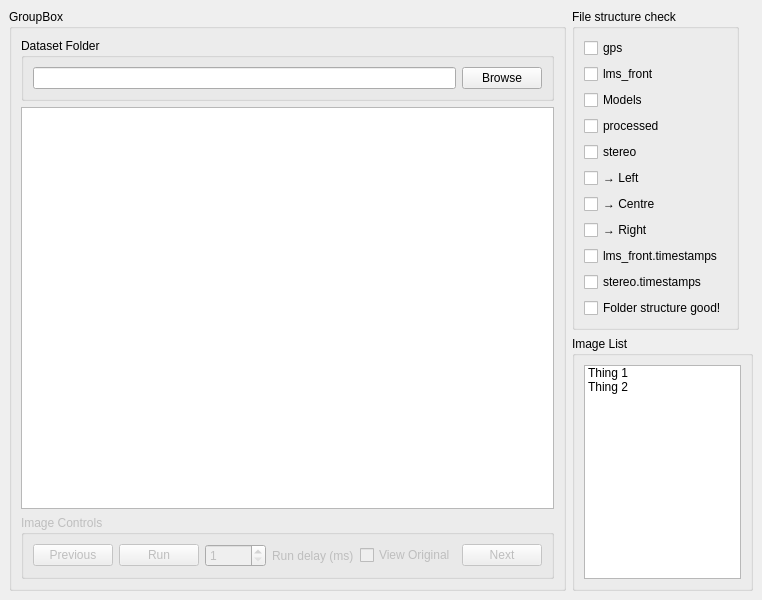
The window that gui.ui (Flawededge/LaneDetection) describes before a commit, drawn with Qt 5.
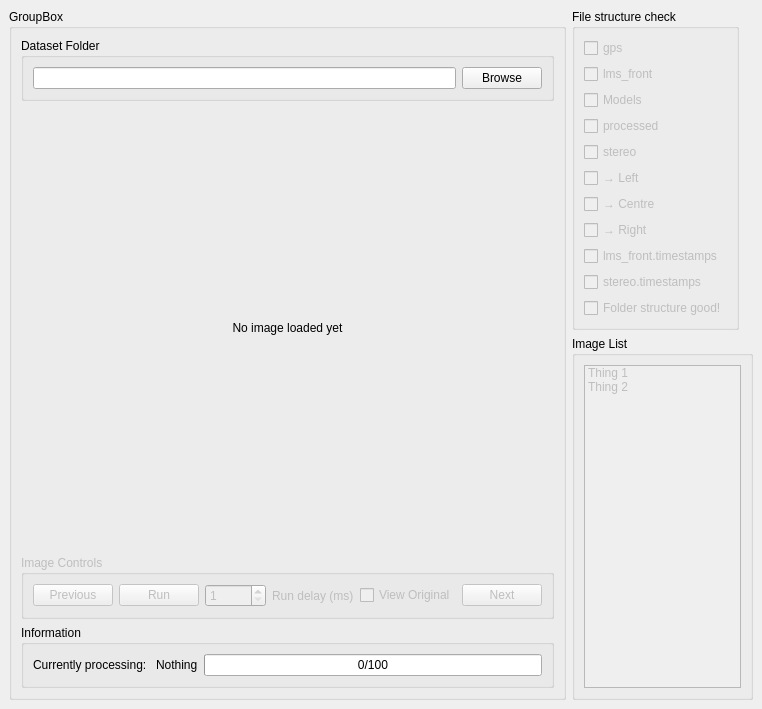
The same window after the commit.

Commit message: GUI basic functions are mainly done. Working on loading images in a multithreaded way

What changed in the file:
```diff
--- a/gui.ui
+++ b/gui.ui
@@ -7,7 +7,7 @@
     <x>0</x>
     <y>0</y>
     <width>762</width>
-    <height>600</height>
+    <height>709</height>
    </rect>
   </property>
   <property name="windowTitle">
@@ -55,7 +55,20 @@
           </widget>
          </item>
          <item>
-          <widget class="QGraphicsView" name="g_imageView"/>
+          <widget class="QLabel" name="imageDisp">
+           <property name="sizePolicy">
+            <sizepolicy hsizetype="Preferred" vsizetype="Expanding">
+             <horstretch>0</horstretch>
+             <verstretch>0</verstretch>
+            </sizepolicy>
+           </property>
+           <property name="text">
+            <string>No image loaded yet</string>
+           </property>
+           <property name="alignment">
+            <set>Qt::AlignCenter</set>
+           </property>
+          </widget>
          </item>
          <item>
           <widget class="QGroupBox" name="imageControls">
@@ -117,6 +130,60 @@
            </layout>
           </widget>
          </item>
+         <item>
+          <widget class="QGroupBox" name="groupBox_3">
+           <property name="sizePolicy">
+            <sizepolicy hsizetype="Preferred" vsizetype="Minimum">
+             <horstretch>0</horstretch>
+             <verstretch>0</verstretch>
+            </sizepolicy>
+           </property>
+           <property name="title">
+            <string>Information</string>
+           </property>
+           <layout class="QHBoxLayout" name="horizontalLayout_5">
+            <item>
+             <widget class="QLabel" name="label_2">
+              <property name="text">
+               <string>Currently processing: </string>
+              </property>
+             </widget>
+            </item>
+            <item>
+             <widget class="QLabel" name="Status">
+              <property name="text">
+               <string>Nothing</string>
+              </property>
+             </widget>
+            </item>
+            <item>
+             <widget class="QProgressBar" name="progressBar">
+              <property name="sizePolicy">
+               <sizepolicy hsizetype="Expanding" vsizetype="Fixed">
+                <horstretch>0</horstretch>
+                <verstretch>0</verstretch>
+               </sizepolicy>
+              </property>
+              <property name="minimumSize">
+               <size>
+                <width>0</width>
+                <height>0</height>
+               </size>
+              </property>
+              <property name="maximum">
+               <number>100</number>
+              </property>
+              <property name="value">
+               <number>0</number>
+              </property>
+              <property name="format">
+               <string>%p/%m</string>
+              </property>
+             </widget>
+            </item>
+           </layout>
+          </widget>
+         </item>
         </layout>
        </widget>
       </item>
@@ -139,7 +206,7 @@
          <item>
           <widget class="QCheckBox" name="g_f_gps">
            <property name="enabled">
-            <bool>true</bool>
+            <bool>false</bool>
            </property>
            <property name="sizePolicy">
             <sizepolicy hsizetype="Maximum" vsizetype="Fixed">
@@ -151,6 +218,9 @@
             <string>gps</string>
            </property>
            <property name="checkable">
+            <bool>true</bool>
+           </property>
+           <property name="tristate">
             <bool>false</bool>
            </property>
           </widget>
@@ -158,7 +228,7 @@
          <item>
           <widget class="QCheckBox" name="g_f_lms_front">
            <property name="enabled">
-            <bool>true</bool>
+            <bool>false</bool>
            </property>
            <property name="sizePolicy">
             <sizepolicy hsizetype="Maximum" vsizetype="Fixed">
@@ -170,6 +240,9 @@
             <string>lms_front</string>
            </property>
            <property name="checkable">
+            <bool>true</bool>
+           </property>
+           <property name="tristate">
             <bool>false</bool>
            </property>
           </widget>
@@ -177,7 +250,7 @@
          <item>
           <widget class="QCheckBox" name="g_f_models">
            <property name="enabled">
-            <bool>true</bool>
+            <bool>false</bool>
            </property>
            <property name="sizePolicy">
             <sizepolicy hsizetype="Maximum" vsizetype="Fixed">
@@ -189,6 +262,9 @@
             <string>Models</string>
            </property>
            <property name="checkable">
+            <bool>true</bool>
+           </property>
+           <property name="tristate">
             <bool>false</bool>
            </property>
           </widget>
@@ -196,7 +272,7 @@
          <item>
           <widget class="QCheckBox" name="g_f_processed">
            <property name="enabled">
-            <bool>true</bool>
+            <bool>false</bool>
            </property>
            <property name="sizePolicy">
             <sizepolicy hsizetype="Maximum" vsizetype="Fixed">
@@ -208,6 +284,9 @@
             <string>processed</string>
            </property>
            <property name="checkable">
+            <bool>true</bool>
+           </property>
+           <property name="tristate">
             <bool>false</bool>
            </property>
           </widget>
@@ -215,7 +294,7 @@
          <item>
           <widget class="QCheckBox" name="g_f_stereo">
            <property name="enabled">
-            <bool>true</bool>
+            <bool>false</bool>
            </property>
            <property name="sizePolicy">
             <sizepolicy hsizetype="Maximum" vsizetype="Fixed">
@@ -227,6 +306,9 @@
             <string>stereo</string>
            </property>
            <property name="checkable">
+            <bool>true</bool>
+           </property>
+           <property name="tristate">
             <bool>false</bool>
            </property>
           </widget>
@@ -234,7 +316,7 @@
          <item>
           <widget class="QCheckBox" name="g_f_left">
            <property name="enabled">
-            <bool>true</bool>
+            <bool>false</bool>
            </property>
            <property name="sizePolicy">
             <sizepolicy hsizetype="Maximum" vsizetype="Fixed">
@@ -246,6 +328,9 @@
             <string>→ Left</string>
            </property>
            <property name="checkable">
+            <bool>true</bool>
+           </property>
+           <property name="tristate">
             <bool>false</bool>
            </property>
           </widget>
@@ -253,7 +338,7 @@
          <item>
           <widget class="QCheckBox" name="g_f_centre">
            <property name="enabled">
-            <bool>true</bool>
+            <bool>false</bool>
            </property>
            <property name="sizePolicy">
             <sizepolicy hsizetype="Maximum" vsizetype="Fixed">
@@ -265,6 +350,9 @@
             <string>→ Centre</string>
            </property>
            <property name="checkable">
+            <bool>true</bool>
+           </property>
+           <property name="tristate">
             <bool>false</bool>
            </property>
           </widget>
@@ -272,7 +360,7 @@
          <item>
           <widget class="QCheckBox" name="g_f_right">
            <property name="enabled">
-            <bool>true</bool>
+            <bool>false</bool>
            </property>
            <property name="sizePolicy">
             <sizepolicy hsizetype="Maximum" vsizetype="Fixed">
@@ -284,6 +372,9 @@
             <string>→ Right</string>
            </property>
            <property name="checkable">
+            <bool>true</bool>
+           </property>
+           <property name="tristate">
             <bool>false</bool>
            </property>
           </widget>
@@ -291,7 +382,7 @@
          <item>
           <widget class="QCheckBox" name="g_f_lmsTime">
            <property name="enabled">
-            <bool>true</bool>
+            <bool>false</bool>
            </property>
            <property name="sizePolicy">
             <sizepolicy hsizetype="Maximum" vsizetype="Fixed">
@@ -303,6 +394,9 @@
             <string>lms_front.timestamps</string>
            </property>
            <property name="checkable">
+            <bool>true</bool>
+           </property>
+           <property name="tristate">
             <bool>false</bool>
            </property>
           </widget>
@@ -310,7 +404,7 @@
          <item>
           <widget class="QCheckBox" name="g_f_stereoTime">
            <property name="enabled">
-            <bool>true</bool>
+            <bool>false</bool>
            </property>
            <property name="sizePolicy">
             <sizepolicy hsizetype="Maximum" vsizetype="Fixed">
@@ -322,6 +416,9 @@
             <string>stereo.timestamps</string>
            </property>
            <property name="checkable">
+            <bool>true</bool>
+           </property>
+           <property name="tristate">
             <bool>false</bool>
            </property>
           </widget>
@@ -329,12 +426,15 @@
          <item>
           <widget class="QCheckBox" name="g_f_good">
            <property name="enabled">
-            <bool>true</bool>
+            <bool>false</bool>
            </property>
            <property name="text">
             <string>Folder structure good!</string>
            </property>
            <property name="checkable">
+            <bool>true</bool>
+           </property>
+           <property name="tristate">
             <bool>false</bool>
            </property>
           </widget>
@@ -356,6 +456,9 @@
         <layout class="QHBoxLayout" name="horizontalLayout_2">
          <item>
           <widget class="QListWidget" name="listWidget">
+           <property name="enabled">
+            <bool>false</bool>
+           </property>
            <property name="sizePolicy">
             <sizepolicy hsizetype="Maximum" vsizetype="Expanding">
              <horstretch>0</horstretch>
```
The commit also changes 5 other files.
